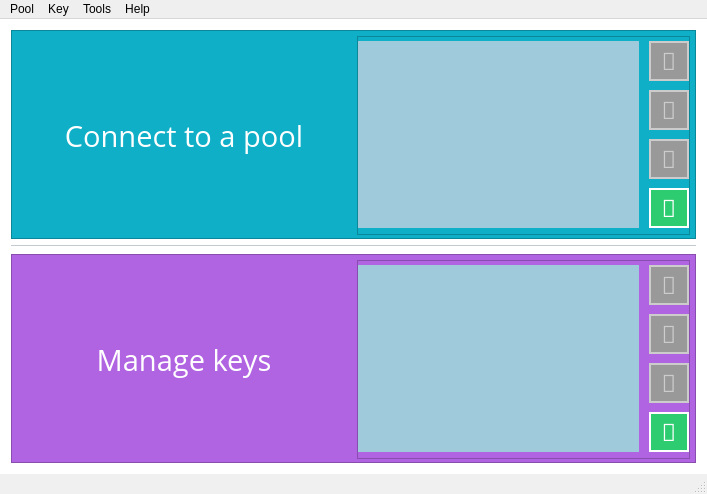
Above: forms/mainwindow.ui from lucasjones/nomp-app before the change. Below: the same form after it.
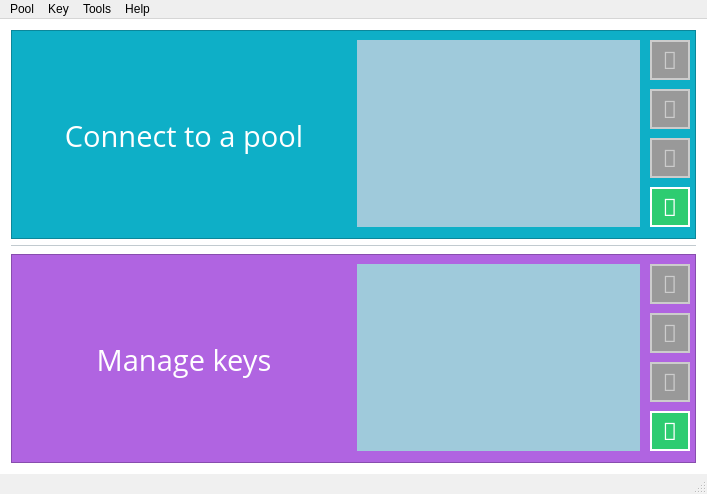
That is the form after the change.

Commit message: Remove border around QFrame

```diff
--- a/forms/mainwindow.ui
+++ b/forms/mainwindow.ui
@@ -72,7 +72,9 @@
        <item>
         <widget class="QFrame" name="frame_4">
          <property name="styleSheet">
-          <string notr="true"/>
+          <string notr="true">QFrame {
+	border: none;
+}</string>
          </property>
          <property name="frameShape">
           <enum>QFrame::StyledPanel</enum>
@@ -403,6 +405,11 @@
        </item>
        <item>
         <widget class="QFrame" name="frame_5">
+         <property name="styleSheet">
+          <string notr="true">QFrame {
+	border: none;
+}</string>
+         </property>
          <property name="frameShape">
           <enum>QFrame::StyledPanel</enum>
          </property>
```
Left out of the diff: 2 changed lines with no effect on the pictures.
